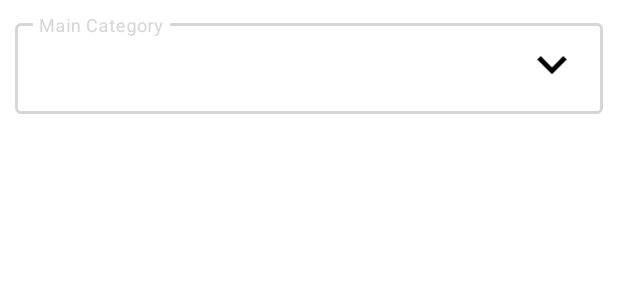
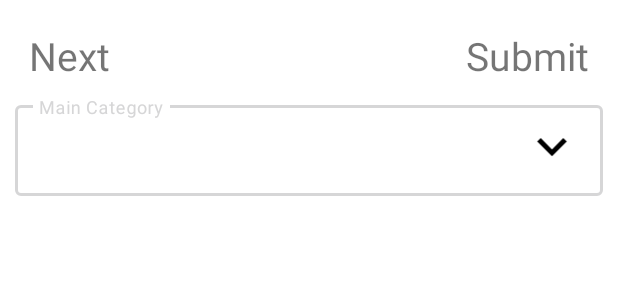
Before and after one commit to mernamedhat/MobileTask, an Android app: the layout activity_category.xml on its own in the app's theme, with its tools: preview values and no code run, on a phone screen of 412 x 824 dp. Shown: the top 300 px of the screen. Run offline under Robolectric (Android 15) with nearby library versions, the phone set to English and light mode, and no system bars; network calls fail.

Commit message:
Last Update1

```diff
--- a/app/src/main/AndroidManifest.xml
+++ b/app/src/main/AndroidManifest.xml
@@ -17,7 +17,11 @@
         <activity
             android:name=".CategoryActivity"
             android:exported="true">
+            <intent-filter>
+                <action android:name="android.intent.action.MAIN" />
 
+                <category android:name="android.intent.category.LAUNCHER" />
+            </intent-filter>
             <meta-data
                 android:name="android.app.lib_name"
                 android:value="" />
@@ -25,11 +29,7 @@
         <activity
             android:name=".MainActivity"
             android:exported="true">
-            <intent-filter>
-                <action android:name="android.intent.action.MAIN" />
 
-                <category android:name="android.intent.category.LAUNCHER" />
-            </intent-filter>
 
             <meta-data
                 android:name="android.app.lib_name"
--- a/app/src/main/java/com/example/mobiletask/CategoryActivity.kt
+++ b/app/src/main/java/com/example/mobiletask/CategoryActivity.kt
@@ -1,6 +1,7 @@
 package com.example.mobiletask
 
 import android.app.Dialog
+import android.content.Intent
 import android.graphics.Color
 import android.graphics.drawable.ColorDrawable
 import android.os.Bundle
@@ -46,6 +47,15 @@
         dialog.setContentView(R.layout.bottomsheetlayout)
 
         getMainCategory()
+        next.setOnClickListener {
+            val intent = Intent(this, MainActivity::class.java)
+            startActivity(intent)
+
+        }
+        submit.setOnClickListener {
+
+
+        }
 
         input_phone2.setOnClickListener {
             dialog.choosetxt.setText("Main Category")
@@ -150,6 +160,7 @@
     override fun OptionsCallback(text: String?, position: Int?, hint: String?) {
         /////CallOptions Api
 //        Log.d("zeco",position.toString())
+
         dialog.choosetxt.setText(hint)
         val viewModel = ViewModelProvider(this)[CategoryViewModel::class.java]
         viewModel.getProcessType(preferences.getCategoryId()).observe(this) {
--- a/app/src/main/res/layout/activity_category.xml
+++ b/app/src/main/res/layout/activity_category.xml
@@ -11,6 +11,29 @@
         android:layout_height="match_parent"
         android:nestedScrollingEnabled="true"
         android:orientation="vertical">
+        <RelativeLayout
+            android:layout_width="match_parent"
+           android:layout_marginTop="@dimen/_15sdp"
+            android:layout_marginStart="@dimen/_15sdp"
+            android:layout_marginEnd="@dimen/_15sdp"
+            android:layout_height="wrap_content">
+       <TextView
+           android:layout_width="wrap_content"
+           android:layout_height="wrap_content"
+           android:text="Next"
+           android:id="@+id/next"
+           android:textSize="@dimen/_20sdp"
+           />
+            <TextView
+                android:layout_width="wrap_content"
+                android:layout_height="wrap_content"
+                android:layout_alignParentEnd="true"
+                android:text="Submit"
+                android:id="@+id/submit"
+                android:textSize="@dimen/_20sdp"
+                />
+
+        </RelativeLayout>
 
 
 
```
